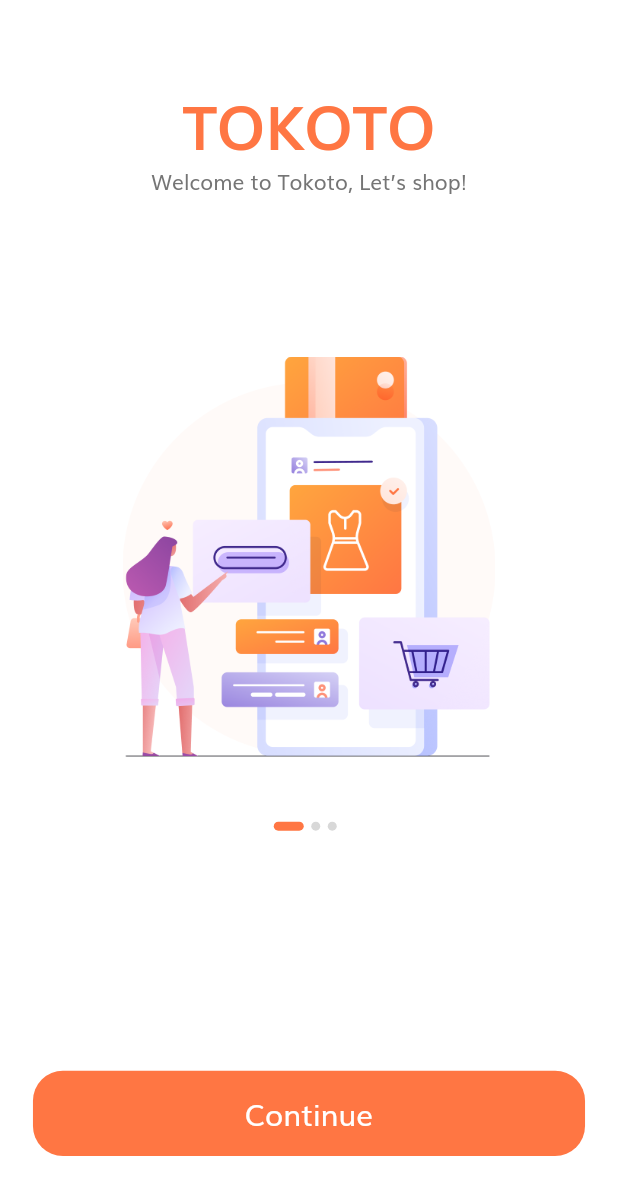
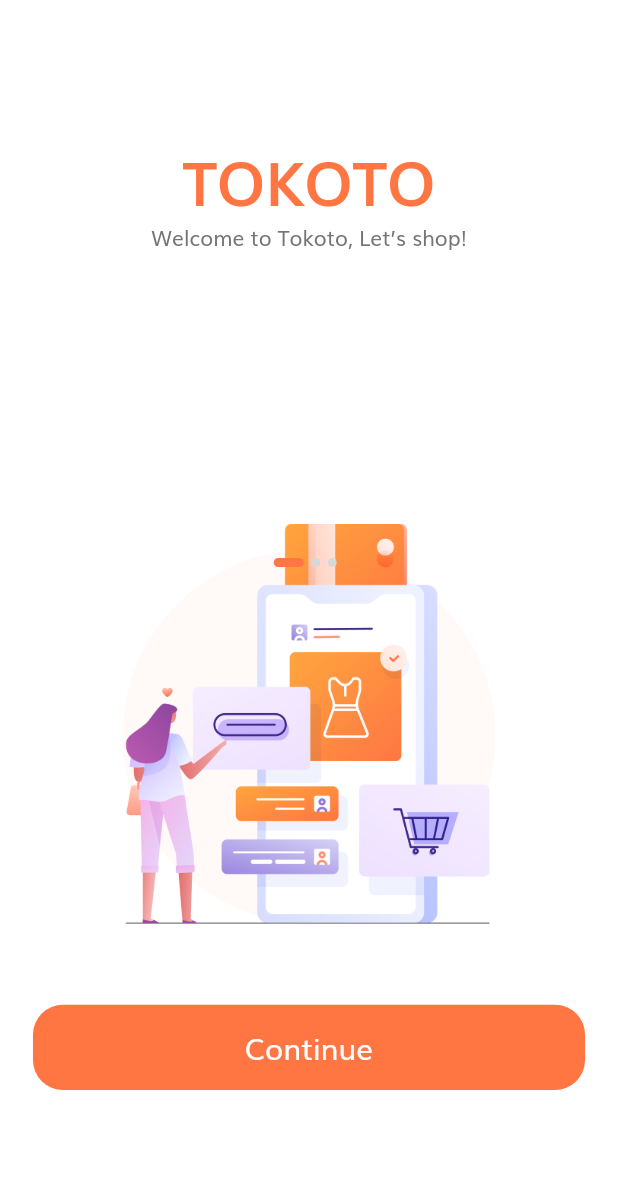
Before and after one commit to cocahonka/tokoto_shop, a Flutter app: the screen it shows after launch, on a phone screen of 412 x 824 dp. Shown: the top 1195 px of the screen. Run offline on Flutter 3.47's test engine with Material 2 defaults, Android fonts, the phone set to English and light mode, and no system bars.

Commit message:
completion of layouting

```diff
--- a/lib/screens/splash/components/body.dart
+++ b/lib/screens/splash/components/body.dart
@@ -17,12 +17,15 @@
   final String text;
   final String image;
 
-  const SplashData({required this.text, required this.image});
+  const SplashData({
+    required this.text,
+    required this.image,
+  });
 }
 
 class _BodyState extends State<Body> {
-  int currentPage = 0;
-  List<SplashData> splashData = const [
+  int _currentPage = 0;
+  static const List<SplashData> _splashData = [
     SplashData(
         text: 'Welcome to Tokoto, Let’s shop!',
         image: 'assets/images/splash_1.png'),
@@ -41,28 +44,21 @@
         width: double.infinity,
         child: Stack(
           children: [
-            Column(
-              children: [
-                Expanded(
-                  flex: 3,
-                  child: PageView.builder(
+            PageView.builder(
               onPageChanged: (value) {
                 setState(() {
-                        currentPage = value;
+                  _currentPage = value;
                 });
               },
-                    itemCount: splashData.length,
+              itemCount: _splashData.length,
               itemBuilder: (context, index) => SplashContent(
-                      text: splashData[index].text,
-                      image: splashData[index].image,
+                text: _splashData[index].text,
+                image: _splashData[index].image,
               ),
-                  ),
-                ),
-              ],
             ),
             Column(
               children: [
-                const Spacer(flex: 3),
+                const Expanded(child: Spacer(flex: 3)),
                 Expanded(
                   flex: 2,
                   child: Padding(
@@ -74,7 +70,7 @@
                         Row(
                           mainAxisAlignment: MainAxisAlignment.center,
                           children: List.generate(
-                            splashData.length,
+                            _splashData.length,
                             (index) => buildDot(index: index),
                           ),
                         ),
@@ -101,9 +97,9 @@
       duration: kAnimationDuration,
       margin: const EdgeInsets.only(right: 5),
       height: 6,
-      width: currentPage == index ? 20 : 6,
+      width: _currentPage == index ? 20 : 6,
       decoration: BoxDecoration(
-        color: currentPage == index ? kPrimaryColor : const Color(0xFFD8D8D8),
+        color: _currentPage == index ? kPrimaryColor : const Color(0xFFD8D8D8),
         borderRadius: BorderRadius.circular(3),
       ),
     );
--- a/lib/screens/splash/components/splash_content.dart
+++ b/lib/screens/splash/components/splash_content.dart
@@ -15,6 +15,10 @@
   @override
   Widget build(BuildContext context) {
     return Column(
+      children: [
+        Expanded(
+          flex: 3,
+          child: Column(
             children: [
               const Spacer(),
               Text(
@@ -35,7 +39,10 @@
                 height: getProportionateScreenHeight(265),
                 width: getProportionateScreenWidth(235),
               ),
-        const Spacer(flex: 6),
+            ],
+          ),
+        ),
+        const Expanded(child: Spacer(flex: 2)),
       ],
     );
   }
```
Lines whose indentation alone changed are shown as unchanged.
